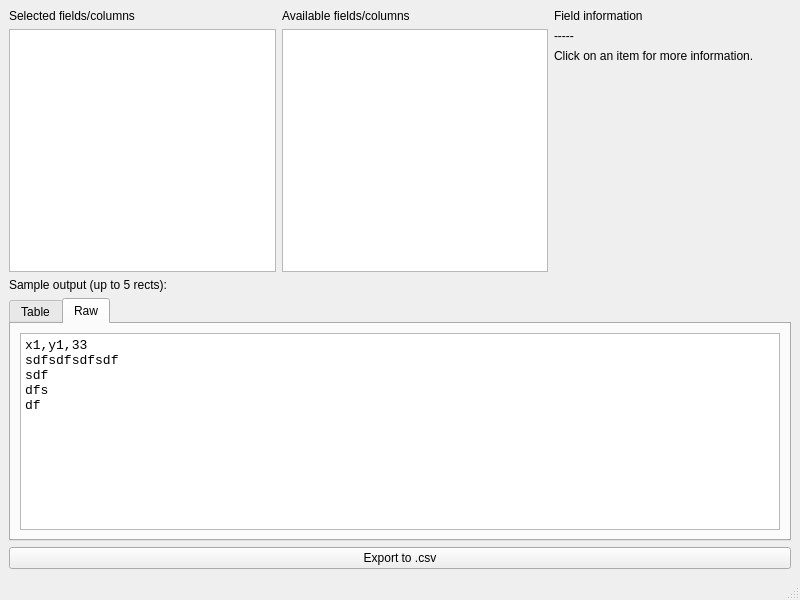
This is src/main/resources/base/advexport.ui in lgactna/RectangleMappingTool as Qt 5 draws it before an edit. The edited form follows.
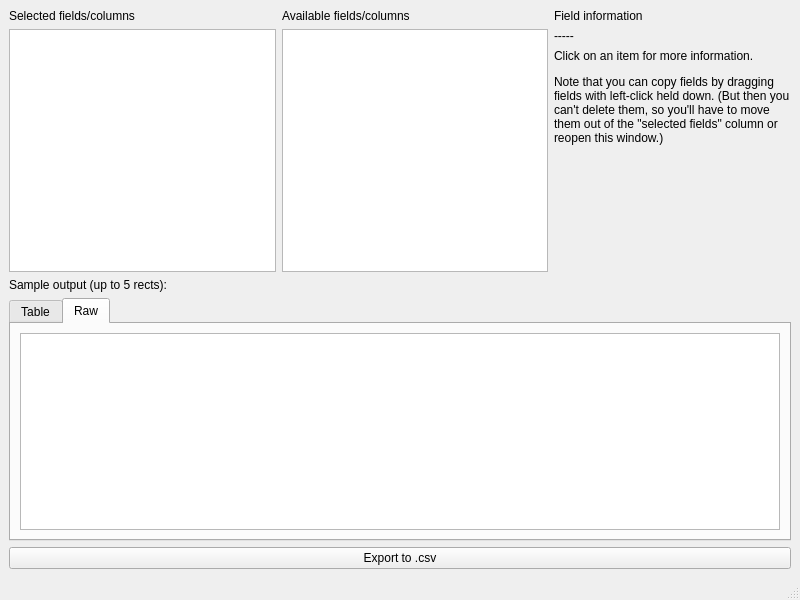
This is the edited form. The open tabs and pages were chosen to show the change.

Commit message: remove raw filler text, add extra copy info

```diff
--- a/src/main/resources/base/advexport.ui
+++ b/src/main/resources/base/advexport.ui
@@ -42,7 +42,7 @@
          </size>
         </property>
         <property name="text">
-         <string>Click on an item for more information.</string>
+         <string>&lt;html&gt;&lt;head/&gt;&lt;body&gt;&lt;p&gt;Click on an item for more information.&lt;/p&gt;&lt;p&gt;Note that you can copy fields by dragging fields with left-click held down. (But then you can't delete them, so you'll have to move them out of the &amp;quot;selected fields&amp;quot; column or reopen this window.)&lt;/p&gt;&lt;/body&gt;&lt;/html&gt;</string>
         </property>
         <property name="alignment">
          <set>Qt::AlignLeading|Qt::AlignLeft|Qt::AlignTop</set>
@@ -121,11 +121,7 @@
            </font>
           </property>
           <property name="plainText">
-           <string>x1,y1,33
-sdfsdfsdfsdf
-sdf
-dfs
-df</string>
+           <string/>
           </property>
          </widget>
         </item>
```
The commit also changes 1 other file.
